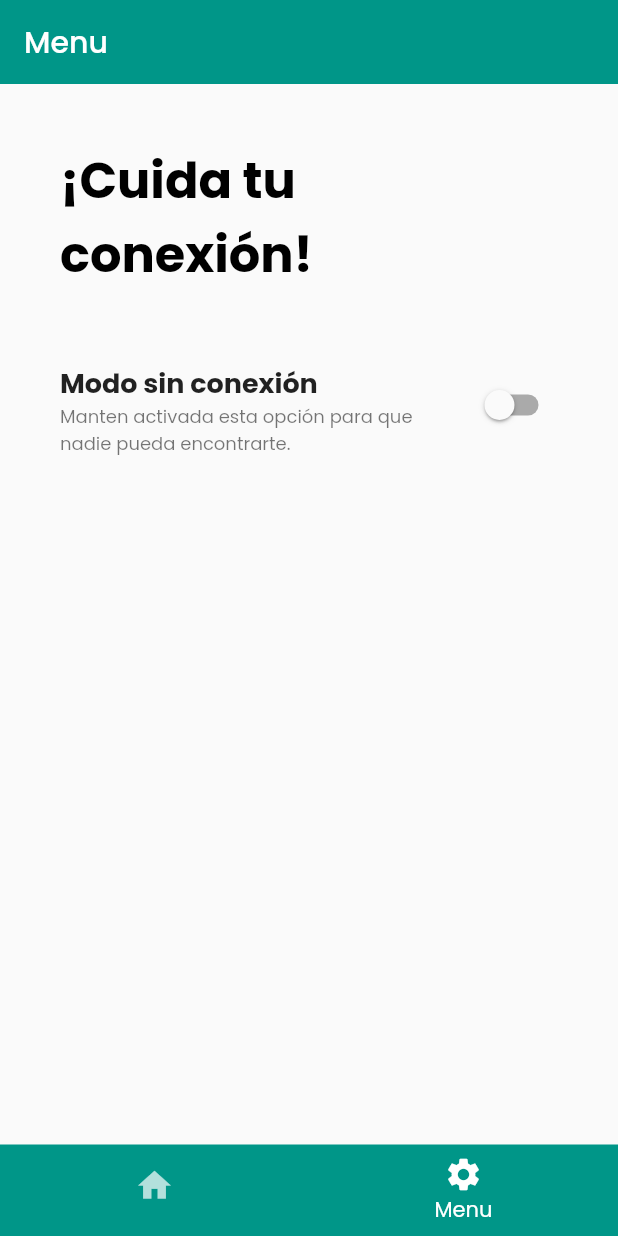
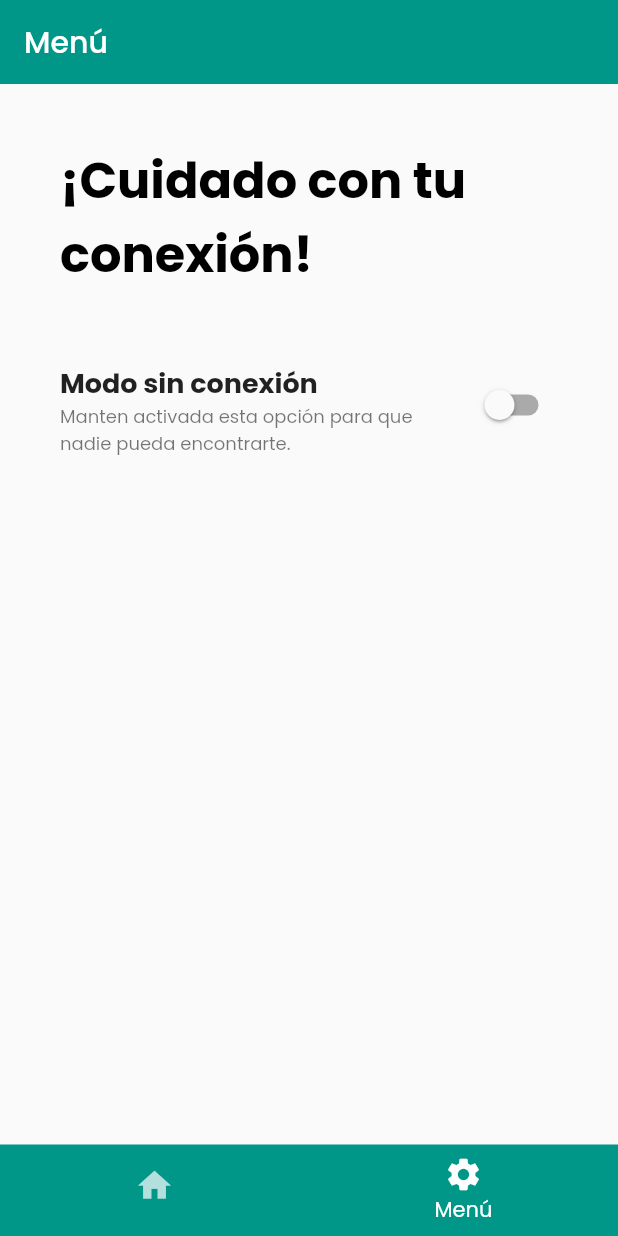
Before and after one commit to facubrt/flutter--star-wars-app, a Flutter app: the screen it shows after launch, item 2 of the bottom bar chosen, on a phone screen of 412 x 824 dp. Run offline on Flutter 3.47's test engine with Material 2 defaults, Android fonts, the phone set to English and light mode, and no system bars.

Commit message:
Los valores constantes se agregan a Constants.dart para mantener el código más limpio

```diff
--- a/lib/app.dart
+++ b/lib/app.dart
@@ -1,4 +1,5 @@
 import 'package:flutter/material.dart';
+import 'package:starwapp/constants/constants.dart';
 import 'package:starwapp/utils/routes.dart';
 
 class Starwapp extends StatelessWidget {
@@ -8,7 +9,7 @@ class Starwapp extends StatelessWidget {
   Widget build(BuildContext context) {
     return MaterialApp(
       debugShowCheckedModeBanner: false,
-      title: 'Star Wars Challenge',
+      title: APP_NAME,
       theme: ThemeData(
         fontFamily: 'Poppins',
         primarySwatch: Colors.teal,
--- /dev/null
+++ b/lib/constants/constants.dart
@@ -0,0 +1,16 @@
+// ignore_for_file: constant_identifier_names
+
+// TEXT
+const String APP_NAME = 'Starwapp';
+const String HOME_PAGE = 'Inicio';
+const String MENU_PAGE = 'Menú';
+const String DETAIL_PAGE = 'Detalle';
+const String HOME_TITLE = 'Que la fuerza te acompañe';
+const String HOME_SUBTITLE = 'Reporta los personajes de Star Wars avistados en la Tierra sin que te descubran.';
+const String MENU_TITLE = '¡Cuidado con tu conexión!';
+const String CONNECTION_BUTTON_TITLE = 'Modo sin conexión';
+const String CONNECTION_BUTTON_SUBTITLE = 'Manten activada esta opción para que nadie pueda encontrarte.';
+const String REPORT_BUTTON_TITLE = 'Reportar avistamiento';
+const String TAB_DESCRIPTION = 'Descripción';
+const String TAB_VEHICLES = 'Vehículos';
+const String TAB_STARSHIPS = 'Naves';
--- a/lib/views/pages/base/base_page.dart
+++ b/lib/views/pages/base/base_page.dart
@@ -1,4 +1,5 @@
 import 'package:flutter/material.dart';
+import 'package:starwapp/constants/constants.dart';
 import 'package:starwapp/views/pages/home/home_page.dart';
 import 'package:starwapp/views/pages/menu/menu_page.dart';
 
@@ -40,11 +41,11 @@ class _BasePageState extends State<BasePage> {
         }),
         items: const [
           BottomNavigationBarItem(
-            label: 'Inicio',
+            label: HOME_PAGE,
             icon: Icon(Icons.home),
           ),
           BottomNavigationBarItem(
-            label: 'Menu',
+            label: MENU_PAGE,
             icon: Icon(Icons.settings),
           )
         ],
--- a/lib/views/pages/detail/widgets/starships_list_widget.dart
+++ b/lib/views/pages/detail/widgets/starships_list_widget.dart
@@ -12,7 +12,7 @@ class StarshipsListWidget extends StatelessWidget {
       physics: const BouncingScrollPhysics(),
       itemCount: starships.length,
       itemBuilder: (context, index) {
-        return ItemWidget(title: starships[index].name!, subtitle: starships[index].model!);
+        return ItemWidget(title: starships[index].model!, subtitle: starships[index].name!);
       },
       separatorBuilder: (context, index) {
         return Divider(
--- a/lib/views/pages/detail/widgets/vehicles_list_widget.dart
+++ b/lib/views/pages/detail/widgets/vehicles_list_widget.dart
@@ -12,7 +12,7 @@ class VehiclesListWidget extends StatelessWidget {
       physics: const BouncingScrollPhysics(),
         itemCount: vehicles.length,
         itemBuilder: (context, index) {
-          return ItemWidget(title: vehicles[index].name!, subtitle: vehicles[index].model!);
+          return ItemWidget(title: vehicles[index].model!, subtitle: vehicles[index].name!);
         },
         separatorBuilder: (context, index) {
           return Divider(
--- a/lib/views/pages/menu/menu_page.dart
+++ b/lib/views/pages/menu/menu_page.dart
@@ -1,4 +1,5 @@
 import 'package:flutter/material.dart';
+import 'package:starwapp/constants/constants.dart';
 import 'package:starwapp/views/pages/menu/widgets/toggle_option_widget.dart';
 import 'package:starwapp/views/widgets/title_widget.dart';
 
@@ -9,14 +10,14 @@ class MenuPage extends StatelessWidget {
   Widget build(BuildContext context) {
     return Scaffold(
       appBar: AppBar(
-        title: const Text('Menu'),
+        title: const Text(MENU_PAGE),
         elevation: 0,
       ),
       body: Column(
         crossAxisAlignment: CrossAxisAlignment.start,
         children: const [
-          TitleWidget(title: '¡Cuida tu conexión!'),
-          ToggleOptionWidget(title: 'Modo sin conexión', subtitle: 'Manten activada esta opción para que nadie pueda encontrarte.')
+          TitleWidget(title: MENU_TITLE),
+          ToggleOptionWidget(title: CONNECTION_BUTTON_TITLE, subtitle: CONNECTION_BUTTON_SUBTITLE)
         ],
       ),
     );
```
Also changed, not shown: lib/views/pages/detail/detail_page.dart (+4 -3 lines), lib/views/pages/home/home_page.dart (+4 -3 lines).
